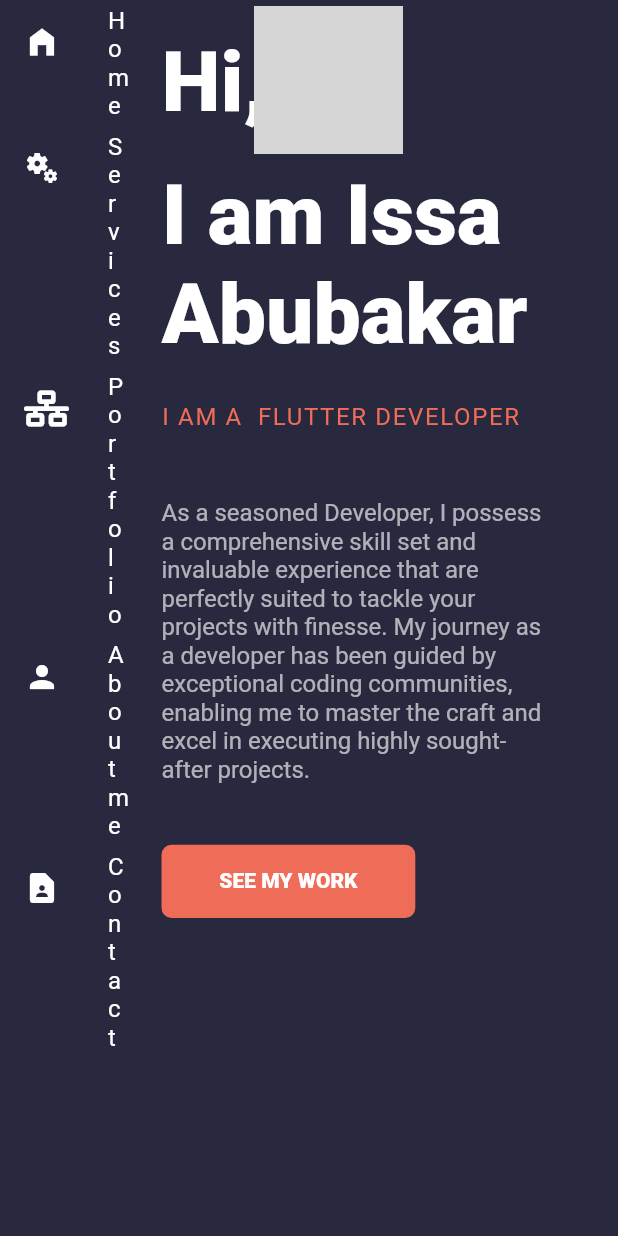
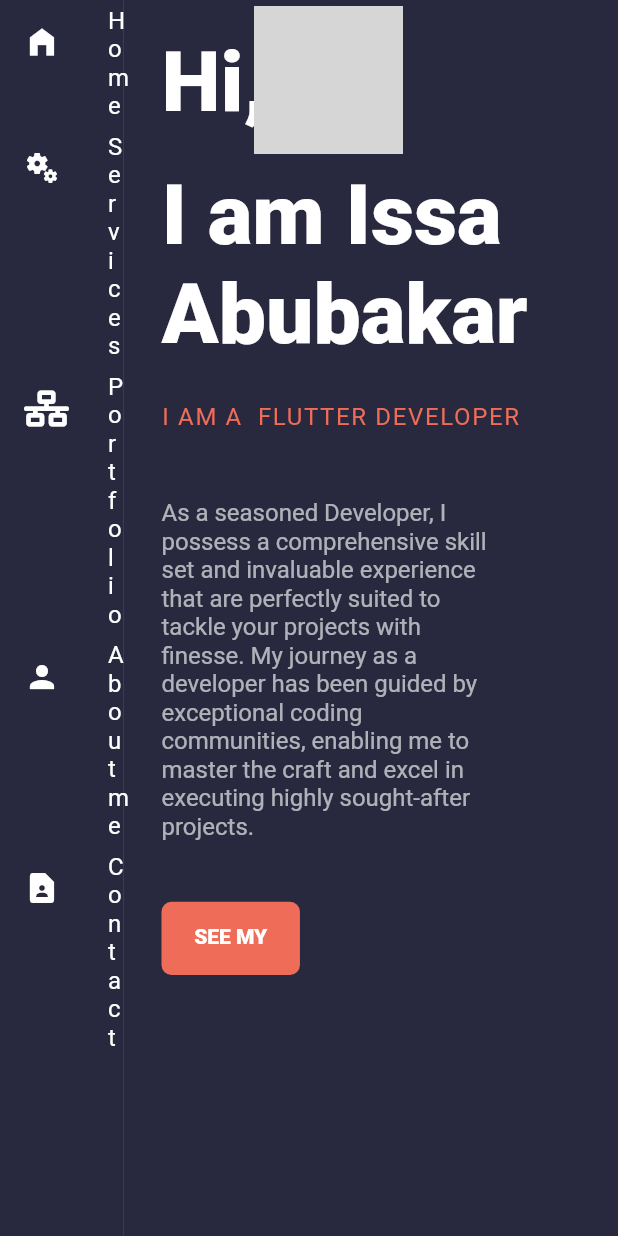
Before and after one commit to Teewhydot/portf, a Flutter app: the HomeDesktop screen opened directly, on a phone screen of 412 x 824 dp. Run offline on Flutter 3.47's test engine with Material 2 defaults, Android fonts, the phone set to English and light mode, and no system bars; drawn by our look-alikes of animated_text_kit; our stand-ins replace carousel_slider, flutter_animate, font_awesome_flutter, lottie, toast; missing offline and left inert: flutter_email_sender; network calls fail; Roboto replaces fonts that are missing (Epilogue); statements that could not run were skipped; grey boxes are pictures that could not be loaded.

Commit message:
Updates to desktop UI.

```diff
--- a/lib/main.dart
+++ b/lib/main.dart
@@ -38,10 +38,10 @@ class _PortfolioState extends State<Portfolio> {
       color: ColorConstant.scaffoldColorOne,
       debugShowCheckedModeBanner: false,
       home: LayoutBuilder(builder: (BuildContext context,BoxConstraints boxConstraints){
-        if(boxConstraints.maxWidth < 600){
+        if(boxConstraints.maxWidth < 800){
           return const HomeMobile();
         }else {
-          return HomeDesktop();
+          return const HomeDesktop();
         }
       } ),
     );
--- a/lib/teewhydot/presentation/pages/home_desktop.dart
+++ b/lib/teewhydot/presentation/pages/home_desktop.dart
@@ -41,8 +41,9 @@ class _HomeDesktopState extends State<HomeDesktop> {
         children: [
           Expanded(
             flex: 1,
-            child: SizedBox(
-              width: getHorizontalSize(100),
+            child: Container(
+              color: Colors.red,
+              width: getHorizontalSize(350),
               height: double.infinity,
               child: Material(
                 color: ColorConstant.scaffoldColorOne,
@@ -51,7 +52,7 @@ class _HomeDesktopState extends State<HomeDesktop> {
                     data: ThemeData(brightness: Brightness.dark),
                     child: Column(
                       crossAxisAlignment: CrossAxisAlignment.start,
-                      mainAxisSize: MainAxisSize.max,
+                      mainAxisSize: MainAxisSize.min,
                       children: [
                         GestureDetector(
                           onTap: () {
@@ -214,18 +215,20 @@ class _HomeDesktopState extends State<HomeDesktop> {
                               ],
                             ),
                             addVerticalSpacing(20),
-                            Padding(
+                            SizedBox(width: getHorizontalSize(250),
+                              child: Padding(
                                   padding: getPadding(right: 45),
                                   child: Text(
                                       "As a seasoned Developer, I possess a comprehensive skill set and invaluable experience that are perfectly suited to tackle your projects with finesse. My journey as a developer has been guided by exceptional coding communities, enabling me to master the craft and excel in executing highly sought-after projects.",
                                       maxLines: null,
                                       textAlign: TextAlign.left,
                                       style: AppStyle.txtText)),
+                            ),
                             GestureDetector(
                               onTap: () {},
                               child: CustomButton(
                                   height: getVerticalSize(48),
-                                  width: getHorizontalSize(154),
+                                  width: getHorizontalSize(84),
                                   text: "See My Work"
                                       .toUpperCase(),
                                   onTap: () {
@@ -268,6 +271,7 @@ class _HomeDesktopState extends State<HomeDesktop> {
                                 overflow: TextOverflow.ellipsis,
                                 textAlign: TextAlign.left,
                                 style: AppStyle.txtH5.copyWith(
+
                                     letterSpacing:
                                     getHorizontalSize(
                                         3.0)))),
--- a/lib/teewhydot/presentation/pages/portfolio_section.dart
+++ b/lib/teewhydot/presentation/pages/portfolio_section.dart
@@ -22,9 +22,9 @@ PortfolioSection({super.key, required this.effect});
                 margin: getMargin(top: 34),
                 padding: getPadding(left: 22, top: 60, right: 21, bottom: 60),
                 child: Column(
-                  mainAxisAlignment: MainAxisAlignment.start,
+                  mainAxisAlignment: MainAxisAlignment.center,
                   crossAxisAlignment:
-                  CrossAxisAlignment.start,
+                  CrossAxisAlignment.center,
                   children: AnimateList(
                     autoPlay: true,
                     interval:
--- a/lib/teewhydot/presentation/widgets/reused_widgets/contact_form.dart
+++ b/lib/teewhydot/presentation/widgets/reused_widgets/contact_form.dart
@@ -62,7 +62,7 @@ class _ContactFormWidgetState extends State<ContactFormWidget> {
           ),
           const SizedBox(height: 24),
           CustomButton(
-            width: 120,
+            width: 150,
           height: 50,
           text: 'Send' ,
             onTap: () {
--- a/lib/teewhydot/presentation/widgets/reused_widgets/portfolio_slider.dart
+++ b/lib/teewhydot/presentation/widgets/reused_widgets/portfolio_slider.dart
@@ -65,8 +65,6 @@ class _PortfolioSliderState extends State<PortfolioSlider> {
       'netlify': '',
       'displayColor' : Colors.redAccent,
       'isNetlify' : true,
-
-
     },
     {
       'title': 'RockPaperScissors Game',
@@ -78,7 +76,6 @@ class _PortfolioSliderState extends State<PortfolioSlider> {
       'isNetlify' : true,
       'netlify': 'https://rockpaperscissors-lizardspock.netlify.app/',
       'displayColor' : Colors.white,
-
     },
     {
       'title': 'Podcast App',
@@ -106,7 +103,6 @@ class _PortfolioSliderState extends State<PortfolioSlider> {
 
 
     },
-
   ];
 
   @override
@@ -197,7 +193,7 @@ class _PortfolioSliderState extends State<PortfolioSlider> {
                   );
                 },
                 child: Container(
-                  width: MediaQuery.of(context).size.width,
+                  width: getHorizontalSize(200),
                   margin: const EdgeInsets.symmetric(horizontal: 5.0),
                   decoration: BoxDecoration(
                       color: project['displayColor']!,
```
Also changed, not shown: lib/teewhydot/presentation/widgets/reused_widgets/services_widget.dart (+4 -4 lines). Lines whose indentation alone changed are shown as unchanged.
